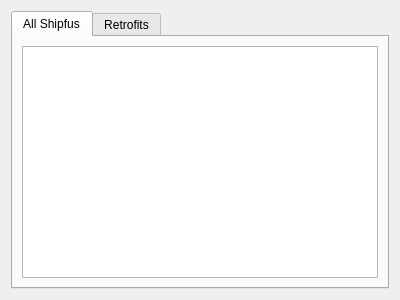
Above: azuriris/ui/ui/module_collection.ui from Sugihiru/Azur-Iris before the change. Below: the same form after it.
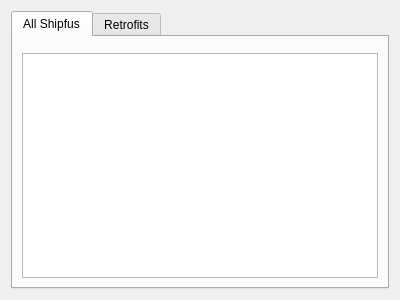
That is the form after the change.

```diff
--- a/azuriris/ui/ui/module_collection.ui
+++ b/azuriris/ui/ui/module_collection.ui
@@ -23,9 +23,18 @@
       <attribute name="title">
        <string>All Shipfus</string>
       </attribute>
-      <layout class="QHBoxLayout" name="horizontalLayout_2">
-       <item>
+      <layout class="QGridLayout" name="collectionGridLayout">
+       <property name="sizeConstraint">
+        <enum>QLayout::SetNoConstraint</enum>
+       </property>
+       <item row="1" column="0">
         <widget class="QTableView" name="shipTableView">
+         <property name="sizePolicy">
+          <sizepolicy hsizetype="Expanding" vsizetype="Expanding">
+           <horstretch>0</horstretch>
+           <verstretch>0</verstretch>
+          </sizepolicy>
+         </property>
          <property name="selectionMode">
           <enum>QAbstractItemView::ExtendedSelection</enum>
          </property>
@@ -49,6 +58,22 @@
          </attribute>
         </widget>
        </item>
+       <item row="0" column="0">
+        <widget class="QWidget" name="widget" native="true">
+         <property name="sizePolicy">
+          <sizepolicy hsizetype="Minimum" vsizetype="Minimum">
+           <horstretch>0</horstretch>
+           <verstretch>0</verstretch>
+          </sizepolicy>
+         </property>
+         <property name="minimumSize">
+          <size>
+           <width>1</width>
+           <height>1</height>
+          </size>
+         </property>
+        </widget>
+       </item>
       </layout>
      </widget>
      <widget class="QWidget" name="retrofitTab">
```
Left out of the diff: 2 changed lines with no effect on the pictures.
